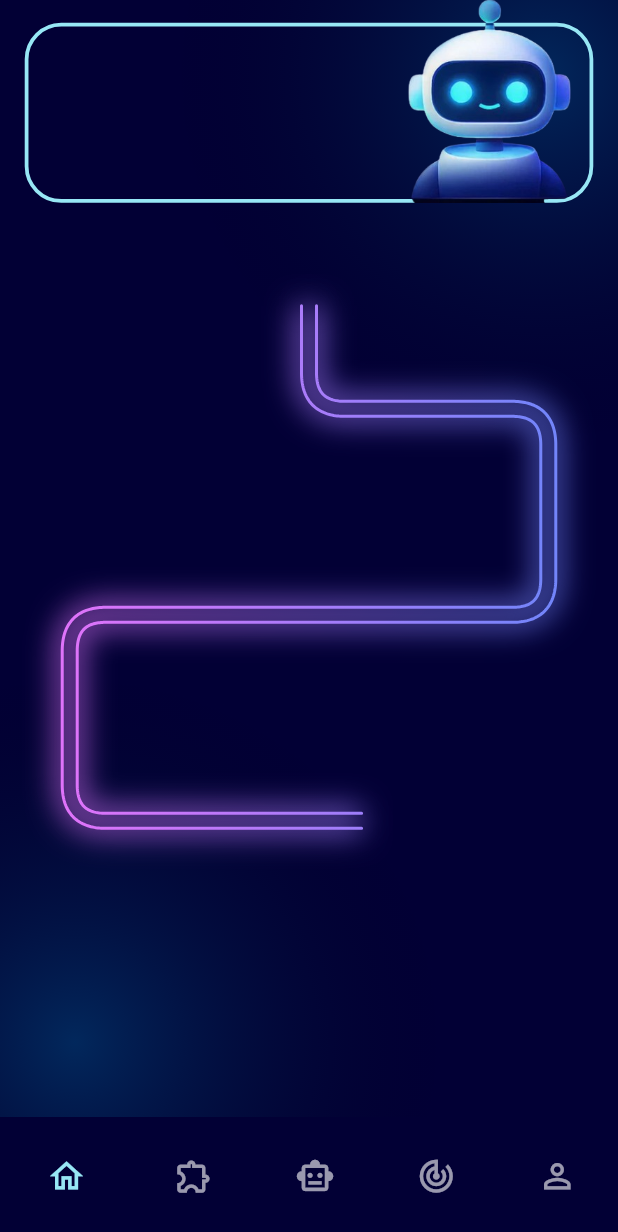
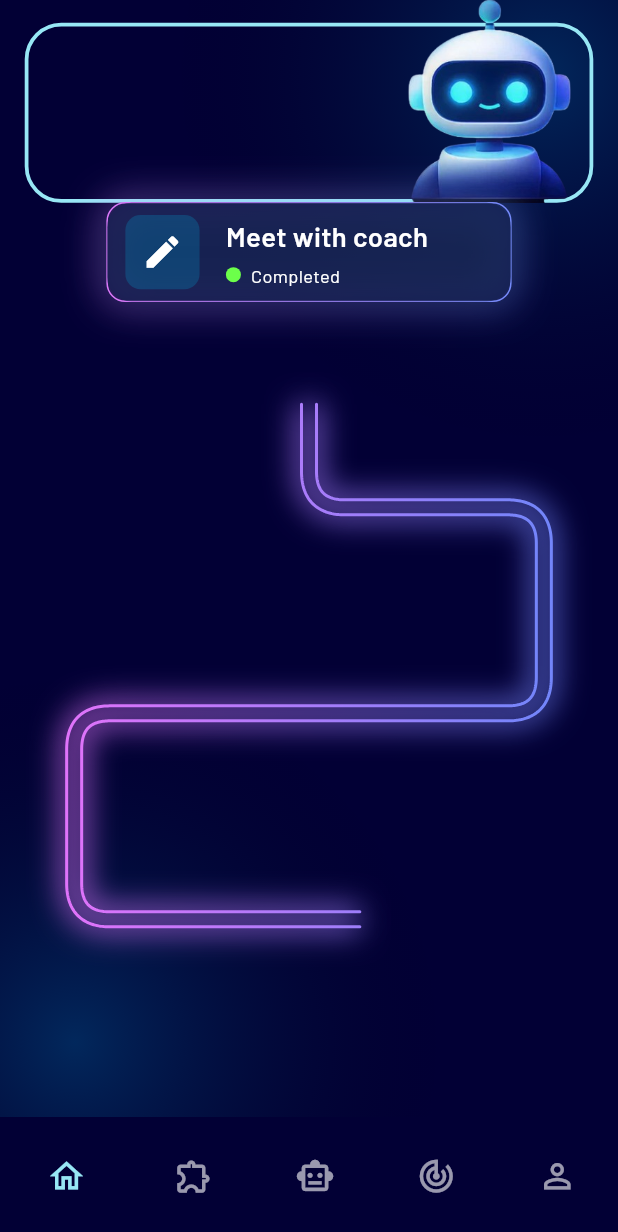
Before and after one commit to gagandeepkaur15/Aivolve-app, a Flutter app: the HomeScreen screen opened by its route, on a phone screen of 412 x 824 dp. Shown: the top 1232 px of the screen. Run offline on Flutter 3.47's test engine with Material 3 defaults, Android fonts, the phone set to English and light mode, and no system bars; our stand-ins replace cloud_firestore, firebase_auth, firebase_core, flutter_riverpod, flutter_screenutil, go_router and 3 more; accounts and stored records are empty; generated files the repository leaves out were written again.

Commit message:
Completed Auth and Task Screens

```diff
--- a/lib/core/constants/theme/colors.dart
+++ b/lib/core/constants/theme/colors.dart
@@ -4,6 +4,8 @@ class AivolveColors {
   static final backgroundDark = const Color(0xFF009ED1).withOpacity(0.25);
   static const backgroundDeep = Color.fromARGB(255, 1, 0, 38);
   static const background = Color(0xFF020035);
+
+  static const glassBg = Color(0xFF152151);
 
   static const neonGreen = Color(0xFF7DD449);
   static const neonBlue = Color(0xFF97E7F5);
@@ -13,6 +15,7 @@ class AivolveColors {
   static const neonPurple = Color(0xFFDF73FA);
   static const neonViolet = Color(0xFF7385FA);
   static const violet = Color(0xFF8373FA);
+  static const lightPurple = Color(0xFFCBB5FF);
 
   static const textPrimary = Colors.white;
   static final textSecondary = Colors.grey[600];
--- a/lib/core/features/home/presentation/screens/home_screen.dart
+++ b/lib/core/features/home/presentation/screens/home_screen.dart
@@ -1,7 +1,8 @@
 import 'package:aivolve/core/features/home/presentation/widgets/animated_path.dart';
 import 'package:aivolve/core/features/home/presentation/widgets/animated_path_painter.dart';
 import 'package:aivolve/core/features/home/presentation/widgets/banner_card.dart';
-import 'package:aivolve/core/features/home/presentation/widgets/day_card.dart';
+import 'package:aivolve/core/widgets/tile_card.dart';
+import 'package:aivolve/core/features/progress/presentation/widgets/streak_calendar.dart';
 import 'package:aivolve/core/widgets/buy_premium_popup.dart';
 import 'package:aivolve/core/widgets/streak_popup.dart';
 import 'package:flutter/material.dart';
@@ -30,9 +31,13 @@ class HomeScreen extends StatelessWidget {
           //   },
           //   child: Text("Show streak Popup"),
           // ),
-          //DayCard(),
           Padding(
-            padding: const EdgeInsets.symmetric(horizontal: 30),
+            padding: EdgeInsets.symmetric(horizontal: 50.w),
+            child: TileCard(title: "Meet with coach", status: "Completed", icon: Icons.edit, showStatus: true),
+          ),
+
+          Padding(
+            padding: EdgeInsets.symmetric(horizontal: 30.w),
             child: AnimatedPath(),
           )
 
--- a/lib/core/features/home/presentation/widgets/animated_path_painter.dart
+++ b/lib/core/features/home/presentation/widgets/animated_path_painter.dart
@@ -53,7 +53,7 @@ void paint(Canvas canvas, Size size) {
   canvas.drawPath(leftPath, glowPaint);
   canvas.drawPath(rightPath, glowPaint);
 
-  // 🔥 Two parallel lines
+  // Two parallel lines
   final strokePaint = Paint()
     ..shader = gradient
     ..style = PaintingStyle.stroke
--- a/lib/core/routing/app_router.dart
+++ b/lib/core/routing/app_router.dart
@@ -5,7 +5,9 @@ import 'package:aivolve/core/features/auth/presentation/screens/login_screen.dar
 import 'package:aivolve/core/features/auth/presentation/screens/onboarding_screen.dart';
 import 'package:aivolve/core/features/auth/presentation/screens/sign_up_screen.dart';
 import 'package:aivolve/core/features/home/presentation/screens/home_screen.dart';
+import 'package:aivolve/core/features/progress/presentation/screens/progress_screen.dart';
 import 'package:aivolve/core/features/splash/presentation/screens/splash.dart';
+import 'package:aivolve/core/features/task/presentation/screens/task_screen.dart';
 import 'package:aivolve/core/routing/app_routes.dart';
 import 'package:aivolve/core/widgets/main_scaffold.dart';
 import 'package:flutter/foundation.dart';
@@ -98,6 +100,8 @@ final appRouterProvider = Provider<GoRouter>((ref) {
         },
         routes: [
           GoRoute(path: AppRoutes.home, builder: (_, __) => const HomeScreen()),
+          GoRoute(path: AppRoutes.progress, builder: (_, __) => const ProgressScreen()),
+          GoRoute(path: AppRoutes.tasks, builder: (_, __) => const TaskScreen()),
         ],
       ),
     ],
--- a/lib/core/routing/app_routes.dart
+++ b/lib/core/routing/app_routes.dart
@@ -4,6 +4,8 @@ class AppRoutes {
   static const login = '/login';
   static const signUp = '/sign-up';
   static const home = '/home';
+  static const progress = '/progress';
+  static const tasks = '/tasks';
   static const analysis = '/analysis';
   static const journal = '/journal';
   static const morningSpark = '/morningSpark';
--- a/lib/core/widgets/main_scaffold.dart
+++ b/lib/core/widgets/main_scaffold.dart
@@ -15,7 +15,7 @@ class MainScaffold extends StatefulWidget {
 class _MainScaffoldState extends State<MainScaffold> {
   int selectedIndex = 0;
 
-  final tabs = ["/home", "/features", "/ai", "/goals", "/profile"];
+  final tabs = ["/home", "/progress", "/tasks", "/goals", "/profile"];
 
   @override
   Widget build(BuildContext context) {
--- /dev/null
+++ b/lib/core/widgets/tile_card.dart
@@ -0,0 +1,104 @@
+import 'package:aivolve/core/constants/theme/colors.dart';
+import 'package:aivolve/core/constants/theme/text_styles.dart';
+import 'package:aivolve/core/widgets/glow_border.dart';
+import 'package:flutter/material.dart';
+import 'package:flutter_screenutil/flutter_screenutil.dart';
+
+class TileCard extends StatelessWidget {
+  final String title;
+  final String status;
+  final IconData icon;
+  final bool showStatus;
+  const TileCard({super.key, required this.title, required this.status, required this.icon, required this.showStatus});
+
+  @override
+  Widget build(BuildContext context) {
+    return  CustomPaint(
+        painter: GlowBorderPainter(radius: 12.r),
+        child: Container(
+          padding: EdgeInsets.symmetric(horizontal: 12.sp, vertical: 8.sp),
+          // decoration: BoxDecoration(
+          //   borderRadius: BorderRadius.circular(12.r),
+          //   color: const Color.fromARGB(14, 255, 255, 255)
+          // ),
+          decoration: BoxDecoration(
+                  color: AivolveColors.glassBg.withOpacity(0.65),
+                  borderRadius: BorderRadius.circular(16.sp),
+
+                  boxShadow: [
+                    BoxShadow(
+                      color: AivolveColors.neonBlue.withOpacity(0.15),
+                      blurRadius: 20,
+                    ),
+                  ],
+                ),
+          child: Row(
+            children: [
+              Container(
+                width: 45.w,
+                height: 45.w,
+                decoration: BoxDecoration(
+                  borderRadius: BorderRadius.circular(10.r),
+                  color: AivolveColors.lightBlue.withOpacity(0.25),
+                ),
+                child: Icon(
+                  icon,
+                  color: Colors.white,
+                  size: 28,
+                ),
+              ),
+              SizedBox(width: 16.w),
+              Expanded(
+                child: Column(
+                  mainAxisAlignment: MainAxisAlignment.center,
+                  crossAxisAlignment: CrossAxisAlignment.start,
+                  children: [
+                    Text(
+                      title,
+                      style: AivolveTextStyles.subHeading
+                          .copyWith(fontSize: 18.sp),
+                    ),
+                    SizedBox(height: 4.h),
+                    Row(
+                      children: [
+                        if(showStatus)
+                        Container(
+                          width: 10,
+                          height: 10,
+                          decoration: const BoxDecoration(
+                            color: Color(0xFF6CFF4A),
+                            shape: BoxShape.circle,
+                          ),
+                        ),
+                        SizedBox(width: 6.w),
+                        Text(
+                          status,
+                          style: AivolveTextStyles.paragraph
+                              .copyWith(fontSize: 12.sp),
+                        ),
+                        // const Spacer(),
+                        // const Icon(
+                        //   Icons.calendar_month,
+                        //   color: AivolveColors.skyBlue,
+                        //   size: 16,
+                        // ),
+                        // SizedBox(width: 6.w),
+                        // Text(
+                        //   "10 Oct 2025",
+                        //   style: AivolveTextStyles.paragraph.copyWith(
+                        //     fontSize: 12.sp,
+                        //     color: AivolveColors.skyBlue,
+                        //   ),
+                        // ),
+                      ],
+                    ),
+                  ],
+                ),
+              ),
+            ],
+          ),
+        ),
+
+    );
+  }
+}
--- a/pubspec.yaml
+++ b/pubspec.yaml
@@ -43,6 +43,7 @@ dependencies:
   cloud_firestore: ^6.1.0
   flutter_screenutil: ^5.9.3
   lottie: ^3.3.2
+  intl: ^0.20.2
 
 dev_dependencies:
   flutter_test:
```
Also changed, not shown: lib/core/features/home/presentation/widgets/day_card.dart (deleted, +0 -97 lines), lib/core/features/progress/presentation/screens/progress_screen.dart (added, +35 -0 lines), lib/core/features/progress/presentation/widgets/performance_graph.dart (added, +94 -0 lines), lib/core/features/progress/presentation/widgets/streak_calendar.dart (added, +174 -0 lines), lib/core/features/task/presentation/screens/task_screen.dart (added, +153 -0 lines), lib/core/widgets/glow_border.dart (added, +43 -0 lines), pubspec.lock, 1 other file.
